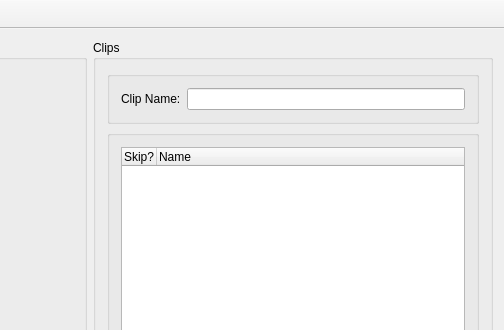
This is src/ClipCutter/ccmainwindow.ui in Jimmy-Baby/ClipCutter as Qt 5 draws it before an edit; both pictures show x 776 to 1280 and y 0 to 330 of the 1280 by 720 pixel window. The edited form follows.
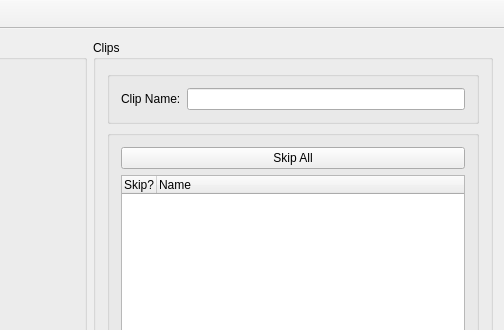
This is the edited form. Icons and pictures are not drawn.

Commit message:
Add skip all button + more
- Skip all button feature
- Pauses the video when processing
- Tells you if you try to process an empty video list
- Fixed potential bug when using a shortcut to run ClipCutter by getting a proper path to FFmpeg

The edit to the form file:
```diff
--- a/src/ClipCutter/ccmainwindow.ui
+++ b/src/ClipCutter/ccmainwindow.ui
@@ -201,7 +201,7 @@
           <string/>
          </property>
          <layout class="QGridLayout" name="gridLayout_3">
-          <item row="0" column="0">
+          <item row="1" column="0">
            <widget class="QTreeWidget" name="clipsTree">
             <property name="indentation">
              <number>0</number>
@@ -230,6 +230,13 @@
             </column>
            </widget>
           </item>
+          <item row="0" column="0">
+           <widget class="QPushButton" name="skipAllButton">
+            <property name="text">
+             <string>Skip All</string>
+            </property>
+           </widget>
+          </item>
          </layout>
         </widget>
        </item>
```
The commit also changes 3 other files.
